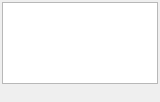
The window that subtitle_resync_helper/gui.ui (Asvel/SubtitleResyncHelper) describes before a commit, drawn with Qt 5.
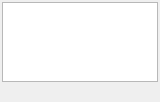
The same window after the commit.

Commit message: 添加信息反馈，关闭窗口时返回结果

Diff of the .ui file:
```diff
--- a/subtitle_resync_helper/gui.ui
+++ b/subtitle_resync_helper/gui.ui
@@ -21,11 +21,20 @@
   </property>
   <layout class="QVBoxLayout" name="verticalLayout">
    <property name="spacing">
+    <number>3</number>
+   </property>
+   <property name="leftMargin">
     <number>2</number>
    </property>
-   <property name="margin">
+   <property name="topMargin">
     <number>2</number>
    </property>
+   <property name="rightMargin">
+    <number>2</number>
+   </property>
+   <property name="bottomMargin">
+    <number>3</number>
+   </property>
    <item>
     <widget class="QTableWidget" name="ct_table">
      <property name="styleSheet">
```
Left out of the diff: 3 changed lines with no effect on the pictures. The commit also changes 3 other files.
